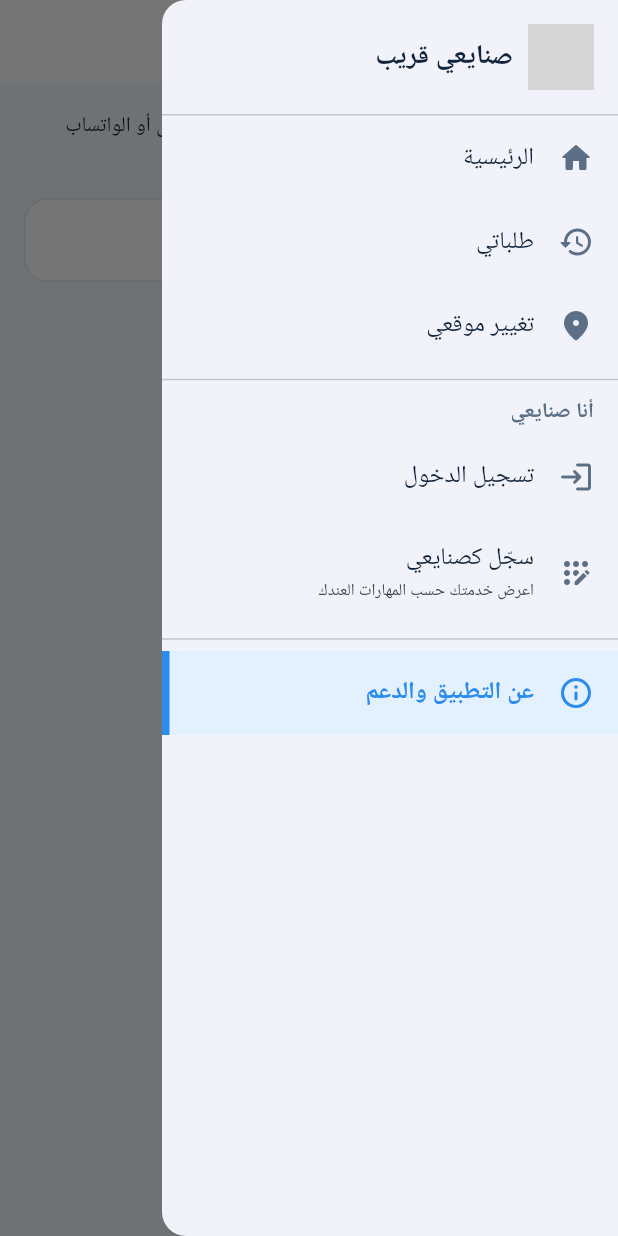
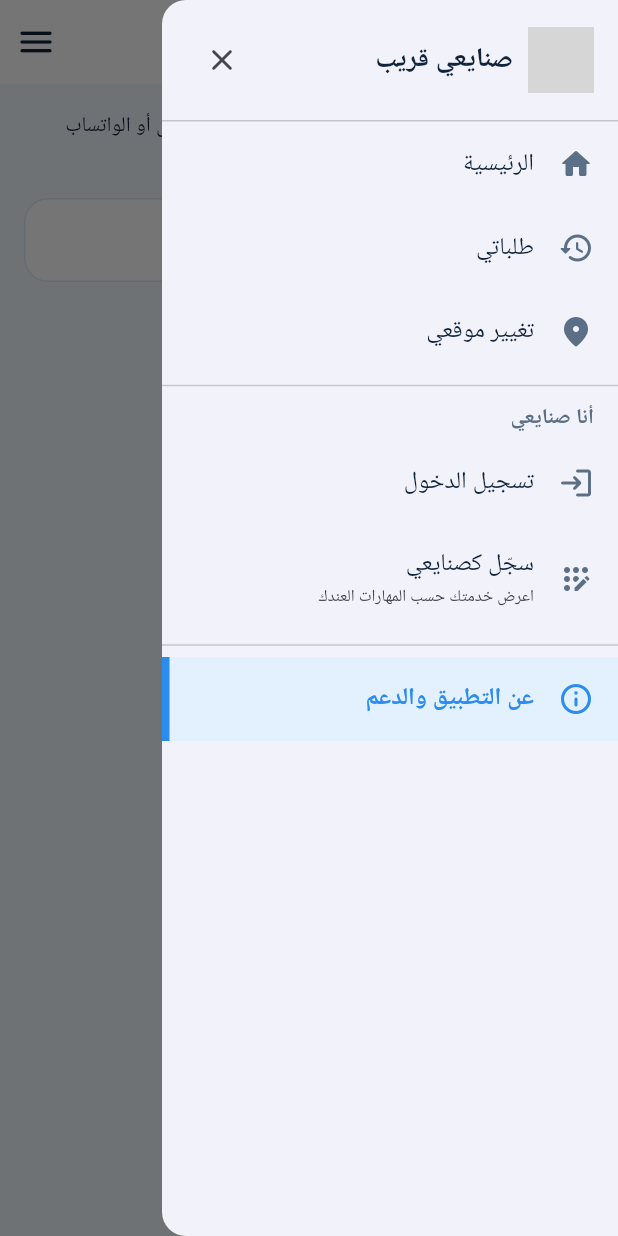
Before and after one commit to TheOuth/sanayei-qareeb-, a Flutter app: the AboutScreen screen opened directly, with the side drawer open, on a phone screen of 412 x 824 dp. Run offline on Flutter 3.47's test engine with Material 3 defaults, Android fonts, the phone set to English and light mode, and no system bars; our stand-ins replace geolocator, google_fonts, image_picker, share_plus, shared_preferences; accounts and stored records are empty; network calls fail; project files that could hold a hidden picture were left out; grey boxes are pictures that could not be loaded.

Commit message:
App: drawer close, unified back arrow bar, exit confirm, short names, location hint
Co-Authored-By: Claude Sonnet 5.5 <noreply@anthropic.com>
Claude-Session: https://claude.ai/code/session_01X84Ttv2GNt1drwSPj32bYF

```diff
--- a/app/lib/screens/about.dart
+++ b/app/lib/screens/about.dart
@@ -12,7 +12,7 @@ class AboutScreen extends StatelessWidget {
     final mail = (Meta.cfg['support_email'] ?? '').toString();
     return Scaffold(
       drawer: const AppDrawer(current: 'about'),
-      appBar: AppBar(title: const Text('عن التطبيق'), leading: const MenuBtn()),
+      appBar: bar('عن التطبيق'),
       body: ListView(padding: const EdgeInsets.all(16), children: [
         const Text('صنايعي قريب يوصلك بأقرب صنايعي في منطقتك بالاتصال أو الواتساب مباشرة، مجانًا للزبائن.', style: TextStyle(height: 1.6)),
         const SizedBox(height: 14),
--- a/app/lib/screens/app_drawer.dart
+++ b/app/lib/screens/app_drawer.dart
@@ -16,6 +16,14 @@ class MenuBtn extends StatelessWidget {
         builder: (c) => IconButton(icon: const Icon(Icons.menu_rounded, size: 28), onPressed: () => Scaffold.of(c).openDrawer()),
       );
 }
+
+/// شريط علوي موحّد: سهم رجوع + عنوان + زر القائمة
+AppBar bar(String title, {List<Widget> actions = const [], bool menu = true}) => AppBar(
+      automaticallyImplyLeading: false,
+      leading: const BackButton(),
+      title: Text(title),
+      actions: [...actions, if (menu) const MenuBtn()],
+    );
 
 class AppDrawer extends StatelessWidget {
   /// home | requests | dash | login | register | about
@@ -64,7 +72,8 @@ class AppDrawer extends StatelessWidget {
             child: Row(children: [
               ClipRRect(borderRadius: BorderRadius.circular(12), child: Image.asset('assets/icon.png', width: 44, height: 44)),
               const SizedBox(width: 10),
-              const Text('صنايعي قريب', style: TextStyle(fontSize: 18, fontWeight: FontWeight.w700)),
+              const Expanded(child: Text('صنايعي قريب', style: TextStyle(fontSize: 18, fontWeight: FontWeight.w700))),
+              IconButton(icon: const Icon(Icons.close_rounded), tooltip: 'إغلاق', onPressed: () => Navigator.pop(context)),
             ]),
           ),
           const Divider(height: 1),
--- a/app/lib/screens/dashboard.dart
+++ b/app/lib/screens/dashboard.dart
@@ -126,7 +126,7 @@ class _DashboardScreenState extends State<DashboardScreen> {
     final me = _me;
     return Scaffold(
       drawer: const AppDrawer(current: 'dash'),
-      appBar: AppBar(title: const Text('لوحتي'), leading: const MenuBtn(), actions: [IconButton(icon: const Icon(Icons.logout_rounded), onPressed: _logout)]),
+      appBar: bar('لوحتي', actions: [IconButton(icon: const Icon(Icons.logout_rounded), onPressed: _logout)]),
       body: _err != null
           ? ErrorRetry(_err!, _load)
           : me == null
@@ -332,7 +332,7 @@ class _EditScreenState extends State<_EditScreen> {
   @override
   Widget build(BuildContext context) {
     return Scaffold(
-      appBar: AppBar(title: const Text('تعديل الملف')),
+      appBar: bar('تعديل الملف', menu: false),
       body: ProfileForm(
         isRegister: false,
         initial: widget.me,
--- a/app/lib/screens/list.dart
+++ b/app/lib/screens/list.dart
@@ -52,7 +52,7 @@ class _ListScreenState extends State<ListScreen> {
     final s = widget.service;
     return Scaffold(
       drawer: const AppDrawer(current: 'home'),
-      appBar: AppBar(title: Text('${s.icon} ${s.name}'), actions: const [MenuBtn()]),
+      appBar: bar('${s.icon} ${s.name}'),
       body: Builder(builder: (_) {
         if (_loc == null) {
           return Center(
--- a/app/lib/screens/location.dart
+++ b/app/lib/screens/location.dart
@@ -24,7 +24,7 @@ class _LocationScreenState extends State<LocationScreen> {
   @override
   Widget build(BuildContext context) {
     return Scaffold(
-      appBar: AppBar(title: Text(_st == null ? 'موقعي' : _st!.name), leading: _st == null ? null : BackButton(onPressed: () => setState(() => _st = null))),
+      appBar: AppBar(automaticallyImplyLeading: false, title: Text(_st == null ? 'موقعي' : _st!.name), leading: BackButton(onPressed: () { if (_st == null) { Navigator.pop(context); } else { setState(() => _st = null); } })),
       body: ListView(padding: const EdgeInsets.all(16), children: [
         if (_st == null) ...[
           FilledButton.icon(
--- a/app/lib/screens/login.dart
+++ b/app/lib/screens/login.dart
@@ -41,7 +41,7 @@ class _LoginScreenState extends State<LoginScreen> {
   Widget build(BuildContext context) {
     return Scaffold(
       drawer: const AppDrawer(current: 'login'),
-      appBar: AppBar(title: const Text('تسجيل دخول الصنايعي'), leading: const MenuBtn()),
+      appBar: bar('تسجيل دخول الصنايعي'),
       body: ListView(padding: const EdgeInsets.all(20), children: [
         const SizedBox(height: 10),
         TextField(controller: _ph, keyboardType: TextInputType.phone, textDirection: TextDirection.ltr, decoration: const InputDecoration(labelText: 'رقم الهاتف', hintText: '09xxxxxxxx')),
--- a/app/lib/screens/provider.dart
+++ b/app/lib/screens/provider.dart
@@ -82,10 +82,9 @@ class _ProviderScreenState extends State<ProviderScreen> {
     final p = _p;
     return Scaffold(
       drawer: const AppDrawer(current: 'home'),
-      appBar: AppBar(
-        title: const Text('الصنايعي'),
+      appBar: bar(
+        'الصنايعي',
         actions: [
-          const MenuBtn(),
           if (p != null && p.isNotEmpty && p['username'] != null)
             IconButton(
               icon: const Icon(Icons.share_rounded),
--- a/app/lib/screens/register.dart
+++ b/app/lib/screens/register.dart
@@ -10,7 +10,7 @@ class RegisterScreen extends StatelessWidget {
   Widget build(BuildContext context) {
     return Scaffold(
       drawer: const AppDrawer(current: 'register'),
-      appBar: AppBar(title: const Text('سجّل كصنايعي'), leading: const MenuBtn()),
+      appBar: bar('سجّل كصنايعي'),
       body: ProfileForm(
         isRegister: true,
         onSubmit: (body) async {
--- a/app/lib/screens/requests.dart
+++ b/app/lib/screens/requests.dart
@@ -41,7 +41,7 @@ class _RequestsScreenState extends State<RequestsScreen> {
       context: context,
       builder: (_) => StatefulBuilder(
         builder: (ctx, set) => AlertDialog(
-          title: Text('كيف كانت الخدمة مع ${r['provider_name']}؟'),
+          title: Text('كيف كانت الخدمة مع ${shortName((r['provider_name'] ?? '').toString())}؟'),
           content: SingleChildScrollView(
             child: Column(mainAxisSize: MainAxisSize.min, children: [
               Wrap(spacing: 6, children: [
@@ -82,7 +82,7 @@ class _RequestsScreenState extends State<RequestsScreen> {
   Widget build(BuildContext context) {
     return Scaffold(
       drawer: const AppDrawer(current: 'requests'),
-      appBar: AppBar(title: const Text('طلباتي'), leading: const MenuBtn()),
+      appBar: bar('طلباتي'),
       body: _err != null
           ? ErrorRetry(_err!, _load)
           : _items == null
@@ -100,7 +100,7 @@ class _RequestsScreenState extends State<RequestsScreen> {
                           final d = DateTime.fromMillisecondsSinceEpoch(r['ts'] as int);
                           return Card(
                             child: ListTile(
-                              title: Text(r['provider_name'] ?? '', style: const TextStyle(fontWeight: FontWeight.w700)),
+                              title: Text(shortName((r['provider_name'] ?? '').toString()), style: const TextStyle(fontWeight: FontWeight.w700)),
                               subtitle: Text('${Meta.serviceName((r['service'] ?? '').toString())} · ${r['channel'] == 'call' ? 'اتصال' : 'واتساب'} · ${d.day}/${d.month}\n${_status(r['status'])}'),
                               isThreeLine: true,
                               trailing: r['status'] == 'new' ? FilledButton(style: FilledButton.styleFrom(minimumSize: const Size(0, 36)), onPressed: () => _rate(r), child: const Text('قيّم')) : null,
```
Also changed, not shown: app/lib/screens/home.dart (+28 -2 lines), app/lib/screens/profile_form.dart (+10 -0 lines), app/lib/widgets.dart (+8 -2 lines).
